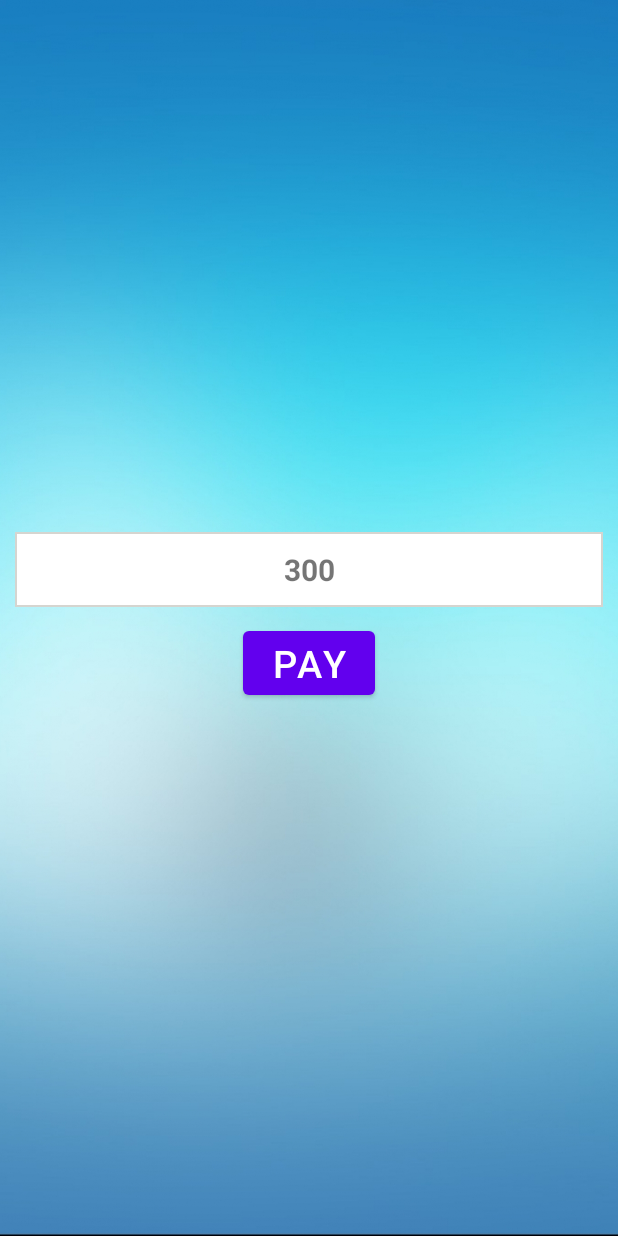
After one commit to utso1707097/HelloDoctor, an Android app: the PaymentActivity screen opened directly, with no data from a screen before it, on a phone screen of 412 x 824 dp. The commit adds this screen. Run offline under Robolectric (Android 15) with nearby library versions, the phone set to English and light mode, and no system bars; libraries missing offline, so code that uses them is left out: com.razorpay.

Commit message:
some bugs fixed and payment method added

```diff
--- a/app/build.gradle
+++ b/app/build.gradle
@@ -67,4 +67,6 @@ dependencies {
     implementation "androidx.recyclerview:recyclerview-selection:1.1.0"
 
     implementation "androidx.recyclerview:recyclerview:1.2.0-alpha04"
+
+    implementation "com.razorpay:checkout:1.6.19"
 }
--- a/app/src/main/AndroidManifest.xml
+++ b/app/src/main/AndroidManifest.xml
@@ -1,7 +1,6 @@
 <?xml version="1.0" encoding="utf-8"?>
 <manifest xmlns:android="http://schemas.android.com/apk/res/android"
     package="com.utsobro.hellodoctor">
-
     <application
         android:allowBackup="true"
         android:icon="@mipmap/ic_launcher"
@@ -9,6 +8,9 @@
         android:roundIcon="@mipmap/ic_launcher_round"
         android:supportsRtl="true"
         android:theme="@style/Theme.HelloDoctor">
+        <activity
+            android:name=".PaymentActivity"
+            android:exported="false" />
         <activity
             android:name=".UpdateProfile"
             android:exported="false" />
--- a/app/src/main/java/com/utsobro/hellodoctor/AppointmentsFragment.java
+++ b/app/src/main/java/com/utsobro/hellodoctor/AppointmentsFragment.java
@@ -61,6 +61,8 @@ public class AppointmentsFragment extends Fragment {
         super.onStart();
         adapter1.startListening();
         adapter.startListening();
+        adapter1.notifyDataSetChanged();
+        adapter.notifyDataSetChanged();
     }
 
     @Override
--- a/app/src/main/java/com/utsobro/hellodoctor/DoctorsFragment.java
+++ b/app/src/main/java/com/utsobro/hellodoctor/DoctorsFragment.java
@@ -68,6 +68,7 @@ public class DoctorsFragment extends Fragment {
     public void onStart(){
         super.onStart();
         adapter.startListening();
+        adapter.notifyDataSetChanged();
     }
 
     @Override
--- /dev/null
+++ b/app/src/main/java/com/utsobro/hellodoctor/PaymentActivity.java
@@ -0,0 +1,81 @@
+package com.utsobro.hellodoctor;
+
+import androidx.appcompat.app.AppCompatActivity;
+
+import android.content.Intent;
+import android.os.Bundle;
+import android.view.View;
+import android.widget.Button;
+import android.widget.TextView;
+import android.widget.Toast;
+
+import com.razorpay.Checkout;
+import com.razorpay.PaymentResultListener;
+
+import org.json.JSONException;
+import org.json.JSONObject;
+
+public class PaymentActivity extends AppCompatActivity {
+    TextView payAmount;
+    Button btnPay;
+    String amountPay;
+    @Override
+    protected void onCreate(Bundle savedInstanceState) {
+        super.onCreate(savedInstanceState);
+        setContentView(R.layout.activity_payment);
+
+        payAmount = findViewById(R.id.payAmount);
+        btnPay = findViewById(R.id.btnPayAmount);
+        amountPay = "300";
+        //Toast.makeText(this,"pay "+amountPay,Toast.LENGTH_SHORT).show();
+        payAmount.setText(amountPay);
+
+        btnPay.setOnClickListener(new View.OnClickListener() {
+            @Override
+            public void onClick(View view) {
+                String samount = amountPay;
+                // rounding off the amount.
+                int amount = Math.round(Float.parseFloat(samount) * 100);
+                // initialize Razorpay account.
+                Checkout checkout = new Checkout();
+                // set your id as below
+                checkout.setKeyID("rzp_test_5GaycFli33h1Xy");
+                JSONObject object = new JSONObject();
+                try {
+                    // to put name
+                    object.put("name", "Doctor Appointment");
+
+                    // put description
+                    object.put("description", "pay appointment payment");
+                    // to set theme color
+                    object.put("theme.color", "");
+                    // put the currency
+                    object.put("currency", "BDT");
+                    // put amount
+                    object.put("amount", amount);
+                    // put mobile number
+                    object.put("prefill.contact", "01733178283");
+
+                    // put email
+                    object.put("prefill.email", "meem222297@gmail.com");
+
+                    // open razorpay to checkout activity
+                    checkout.open(PaymentActivity.this, object);
+                }
+                catch (JSONException e) {
+                    e.printStackTrace();
+                }
+            }
+        });
+    }
+
+    public void onPaymentSuccess(String s) {
+        // this method is called on payment success.
+        Toast.makeText(this, "Payment is successful : " + s, Toast.LENGTH_SHORT).show();
+    }
+
+    public void onPaymentError(int i, String s) {
+        // on payment failed.
+        Toast.makeText(this, "Payment Failed due to error : " + s, Toast.LENGTH_SHORT).show();
+    }
+}
--- /dev/null
+++ b/app/src/main/res/layout/activity_payment.xml
@@ -0,0 +1,31 @@
+<?xml version="1.0" encoding="utf-8"?>
+<LinearLayout xmlns:android="http://schemas.android.com/apk/res/android"
+    xmlns:app="http://schemas.android.com/apk/res-auto"
+    xmlns:tools="http://schemas.android.com/tools"
+    android:layout_width="match_parent"
+    android:layout_height="match_parent"
+    tools:context=".PaymentActivity"
+    android:gravity="center"
+    android:orientation="vertical"
+    android:background="@drawable/background"
+    android:padding="10dp">
+
+    <TextView
+        android:layout_width="match_parent"
+        android:layout_height="wrap_content"
+        android:background="@drawable/textbox_cover"
+        android:gravity="center"
+        android:textSize="20dp"
+        android:textStyle="bold"
+        android:id="@+id/payAmount"
+        android:layout_marginBottom="10dp"
+        />
+    <Button
+        android:layout_width="wrap_content"
+        android:layout_height="wrap_content"
+        android:text="Pay"
+        android:textSize="25sp"
+        android:id="@+id/btnPayAmount"
+        />
+
+</LinearLayout>
```
Also changed, not shown: app/src/main/java/com/utsobro/hellodoctor/RecyclerAppointmentPatientAdapter.java (+17 -3 lines), app/src/main/res/layout/appointment_patient_row.xml (+9 -0 lines).
